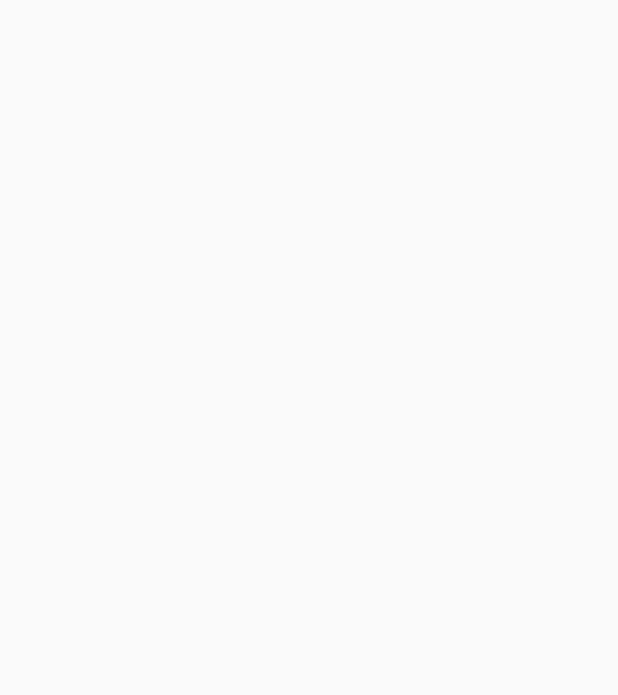
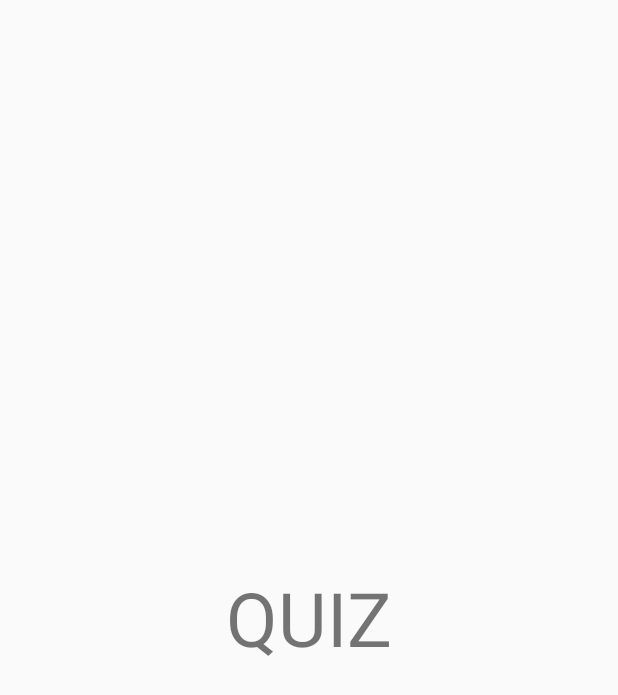
Before and after one commit to yeonun/StarryNight, an Android app: the QuizActivity screen opened directly, with no data from a screen before it, on a phone screen of 412 x 824 dp. Before the commit the part shown is empty. Shown: the top 695 px of the screen. Run offline under Robolectric (Android 15) with nearby library versions, the light colour scheme and no system bars.

Commit message:
galaxy img add

```diff
--- a/app/src/main/res/layout/activity_galaxiesstory.xml
+++ b/app/src/main/res/layout/activity_galaxiesstory.xml
@@ -4,6 +4,7 @@
     android:orientation="vertical"
     android:layout_width="match_parent"
     android:layout_height="match_parent"
+    android:background="@drawable/univbackimg"
     tools:context=".GalaxiesStoryActivity">
 
 </LinearLayout>
--- a/app/src/main/res/layout/activity_quiz.xml
+++ b/app/src/main/res/layout/activity_quiz.xml
@@ -6,4 +6,11 @@
     android:layout_height="match_parent"
     tools:context=".QuizActivity">
 
+    <TextView
+        android:id="@+id/textView"
+        android:layout_width="match_parent"
+        android:layout_height="match_parent"
+        android:gravity="center"
+        android:text="QUIZ"
+        android:textSize="50sp" />
 </LinearLayout>
```
Also changed, not shown: app/src/main/res/drawable-v24/earth.png (added), app/src/main/res/drawable-v24/jupiter.png (added), app/src/main/res/drawable-v24/mars.png (added), app/src/main/res/drawable-v24/mercury.png (added), app/src/main/res/drawable-v24/neptune.png (added), app/src/main/res/drawable-v24/saturn.png (added), app/src/main/res/drawable-v24/sun.png (added), app/src/main/res/drawable-v24/univbackimg.jpg (added), app/src/main/res/drawable-v24/uranus.png (added), app/src/main/res/drawable-v24/venus.png (added).
